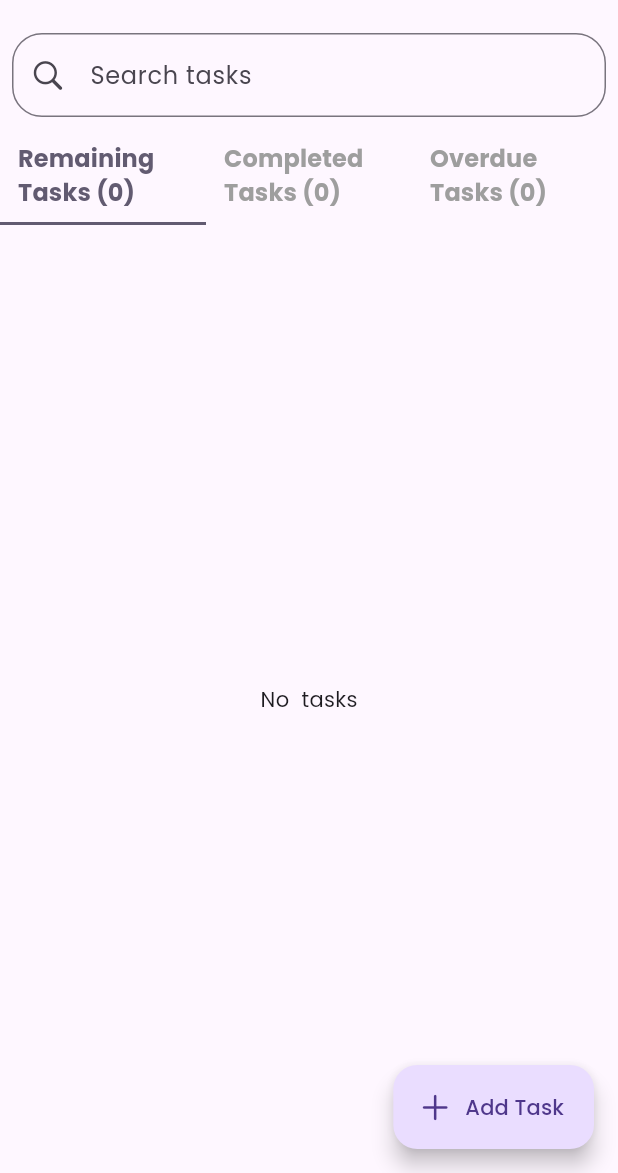
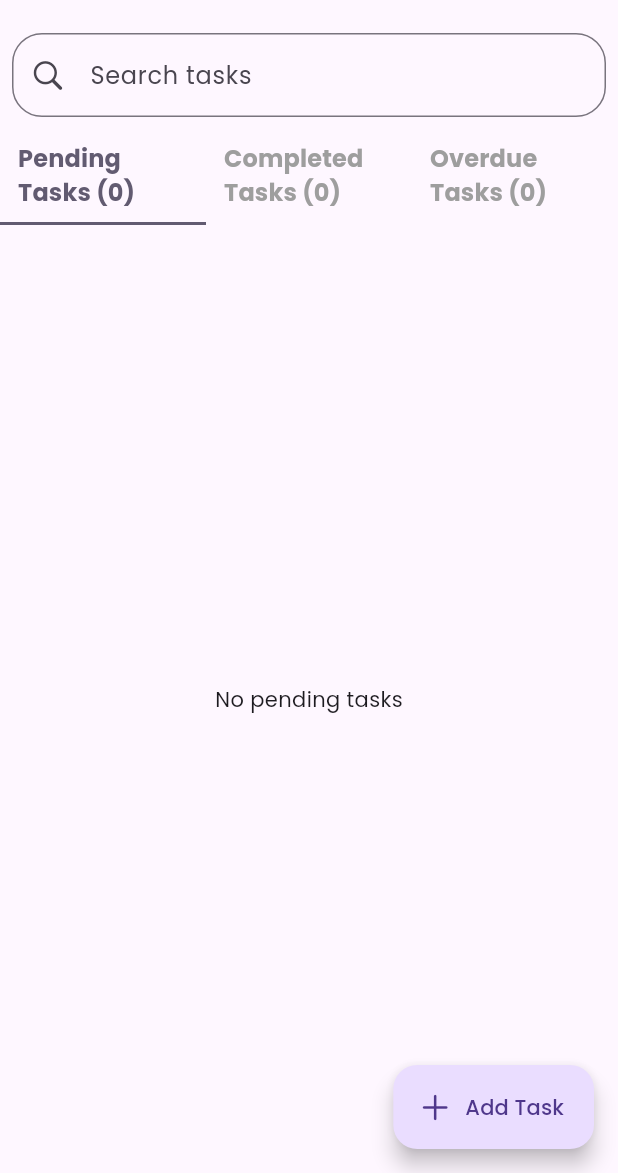
Before and after one commit to dcaayushd/CODSOFT_TODOList_App, a Flutter app: the screen it shows after launch, on a phone screen of 412 x 824 dp, the part 63-1236 px from its top. Run offline on Flutter 3.47's test engine with Material 3 defaults, Android fonts, the phone set to English and light mode, and no system bars; our stand-ins replace flutter_local_notifications, google_fonts, shared_preferences, timezone.

Commit message:
Remaining Task Changed to Pending Task

```diff
--- a/lib/providers/task_provider.dart
+++ b/lib/providers/task_provider.dart
@@ -71,7 +71,7 @@ class TaskProvider with ChangeNotifier {
   List<Task> get completedTasks =>
       _sortTasks(tasks.where((task) => task.isCompleted).toList());
 
-  List<Task> get remainingTasks => _sortTasks(
+  List<Task> get pendingTasks => _sortTasks(
       tasks.where((task) => !task.isCompleted && !task.isOverdue).toList());
 
   TaskProvider() {
@@ -193,7 +193,7 @@ class TaskProvider with ChangeNotifier {
     DateTime? searchDate = parseDate(formattedQuery);
 
     Map<String, List<Task>> categorizedTasks = {
-      'remaining': [],
+      'pending': [],
       'completed': [],
       'overdue': [],
     };
@@ -220,12 +220,12 @@ class TaskProvider with ChangeNotifier {
         } else if (task.isCompleted) {
           categorizedTasks['completed']!.add(task);
         } else {
-          categorizedTasks['remaining']!.add(task);
+          categorizedTasks['pending']!.add(task);
         }
       }
     }
 
-    categorizedTasks['remaining'] = _sortTasks(categorizedTasks['remaining']!);
+    categorizedTasks['pending'] = _sortTasks(categorizedTasks['pending']!);
     categorizedTasks['completed'] = _sortTasks(categorizedTasks['completed']!);
     categorizedTasks['overdue'] = _sortTasks(categorizedTasks['overdue']!);
 
--- a/lib/screens/task_list_screen.dart
+++ b/lib/screens/task_list_screen.dart
@@ -46,7 +46,7 @@ class _TaskListScreenState extends State<TaskListScreen> {
       builder: (context, taskProvider, child) {
         Map<String, List<Task>> categorizedTasks = _searchQuery.isEmpty
             ? {
-                'remaining': taskProvider.remainingTasks,
+                'pending': taskProvider.pendingTasks,
                 'completed': taskProvider.completedTasks,
                 'overdue': taskProvider.overdueTasks,
               }
@@ -107,7 +107,7 @@ class _TaskListScreenState extends State<TaskListScreen> {
                                 curve: Curves.easeInOut);
                           },
                           child: Text(
-                            'Remaining Tasks (${categorizedTasks['remaining']!.length})',
+                            'Pending Tasks (${categorizedTasks['pending']!.length})',
                             style: TextStyle(
                               fontSize: 16,
                               fontWeight: FontWeight.bold,
@@ -203,7 +203,7 @@ class _TaskListScreenState extends State<TaskListScreen> {
                     _currentPageNotifier.value = index;
                   },
                   children: [
-                    _buildTaskList(categorizedTasks['remaining']!, false),
+                    _buildTaskList(categorizedTasks['pending']!, false),
                     _buildTaskList(categorizedTasks['completed']!, true),
                     _buildTaskList(categorizedTasks['overdue']!, false, isOverdue: true),
                   ],
@@ -242,7 +242,7 @@ class _TaskListScreenState extends State<TaskListScreen> {
       return Center(
         child: Text(
           _searchQuery.isEmpty
-              ? 'No ${isOverdue ? 'overdue' : showCompleted ? 'completed' : ''} tasks'
+              ? 'No ${isOverdue ? 'overdue' : showCompleted ? 'completed' : 'pending'} tasks'
               : 'No matching tasks in this category',
         ),
       );
```
